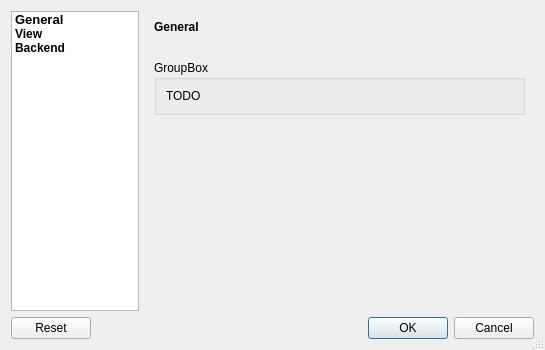
Before: the Qt Designer form src/gui/dialogs/configdialog.ui in saschpe/masonry, drawn with Qt 5.
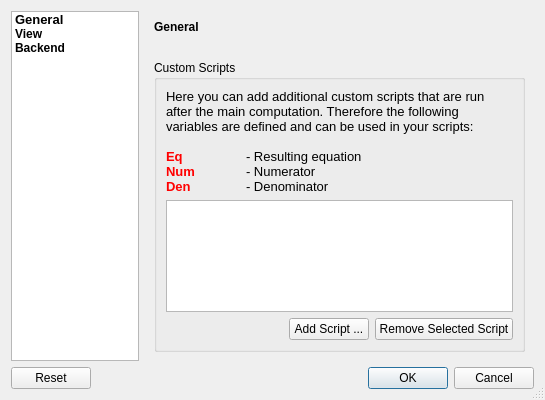
After: the same form once the commit is applied. The open tabs and pages were chosen to show the change.

Commit message: Added missing 'list-add' and 'list-remove' icons and set those for the ConfigDialog.

```diff
--- a/src/gui/dialogs/configdialog.ui
+++ b/src/gui/dialogs/configdialog.ui
@@ -7,7 +7,7 @@
     <x>0</x>
     <y>0</y>
     <width>545</width>
-    <height>350</height>
+    <height>400</height>
    </rect>
   </property>
   <property name="windowTitle">
@@ -93,7 +93,7 @@
          </property>
         </widget>
        </item>
-       <item row="3" column="0">
+       <item row="4" column="0">
         <spacer name="verticalSpacer_3">
          <property name="orientation">
           <enum>Qt::Vertical</enum>
@@ -109,13 +109,58 @@
        <item row="2" column="0">
         <widget class="QGroupBox" name="groupBox_2">
          <property name="title">
-          <string>GroupBox</string>
+          <string>Custom Scripts</string>
          </property>
          <layout class="QGridLayout" name="gridLayout_10">
-          <item row="0" column="0">
+          <item row="0" column="0" colspan="3">
            <widget class="QLabel" name="label_2">
             <property name="text">
-             <string>TODO</string>
+             <string>&lt;!DOCTYPE HTML PUBLIC &quot;-//W3C//DTD HTML 4.0//EN&quot; &quot;http://www.w3.org/TR/REC-html40/strict.dtd&quot;&gt;
+&lt;html&gt;&lt;head&gt;&lt;meta name=&quot;qrichtext&quot; content=&quot;1&quot; /&gt;&lt;style type=&quot;text/css&quot;&gt;
+p, li { white-space: pre-wrap; }
+&lt;/style&gt;&lt;/head&gt;&lt;body style=&quot; font-family:'Sans Serif'; font-size:10pt; font-weight:400; font-style:normal;&quot;&gt;
+&lt;p style=&quot; margin-top:0px; margin-bottom:0px; margin-left:0px; margin-right:0px; -qt-block-indent:0; text-indent:0px;&quot;&gt;Here you can add additional custom scripts that are run after the main computation. Therefore the following variables are defined and can be used in your scripts:&lt;/p&gt;
+&lt;p style=&quot;-qt-paragraph-type:empty; margin-top:0px; margin-bottom:0px; margin-left:0px; margin-right:0px; -qt-block-indent:0; text-indent:0px;&quot;&gt;&lt;/p&gt;
+&lt;p style=&quot; margin-top:0px; margin-bottom:0px; margin-left:0px; margin-right:0px; -qt-block-indent:0; text-indent:0px;&quot;&gt;&lt;span style=&quot; font-weight:600; color:#ff0000;&quot;&gt;Eq&lt;/span&gt;	- Resulting equation&lt;/p&gt;
+&lt;p style=&quot; margin-top:0px; margin-bottom:0px; margin-left:0px; margin-right:0px; -qt-block-indent:0; text-indent:0px;&quot;&gt;&lt;span style=&quot; font-weight:600; color:#ff0000;&quot;&gt;Num&lt;/span&gt;	- Numerator&lt;/p&gt;
+&lt;p style=&quot; margin-top:0px; margin-bottom:0px; margin-left:0px; margin-right:0px; -qt-block-indent:0; text-indent:0px;&quot;&gt;&lt;span style=&quot; font-weight:600; color:#ff0000;&quot;&gt;Den&lt;/span&gt;	- Denominator&lt;/p&gt;&lt;/body&gt;&lt;/html&gt;</string>
+            </property>
+            <property name="wordWrap">
+             <bool>true</bool>
+            </property>
+           </widget>
+          </item>
+          <item row="2" column="1">
+           <widget class="QPushButton" name="addCustomScriptButton">
+            <property name="text">
+             <string>Add Script ...</string>
+            </property>
+           </widget>
+          </item>
+          <item row="2" column="2">
+           <widget class="QPushButton" name="removeCustomScriptButton">
+            <property name="text">
+             <string>Remove Selected Script</string>
+            </property>
+           </widget>
+          </item>
+          <item row="2" column="0">
+           <spacer name="horizontalSpacer">
+            <property name="orientation">
+             <enum>Qt::Horizontal</enum>
+            </property>
+            <property name="sizeHint" stdset="0">
+             <size>
+              <width>1</width>
+              <height>1</height>
+             </size>
+            </property>
+           </spacer>
+          </item>
+          <item row="1" column="0" colspan="3">
+           <widget class="QListWidget" name="customScriptListWidget">
+            <property name="alternatingRowColors">
+             <bool>true</bool>
             </property>
            </widget>
           </item>
```
Left out of the diff: 34 changed lines with no effect on the pictures. The commit also changes 5 other files.
